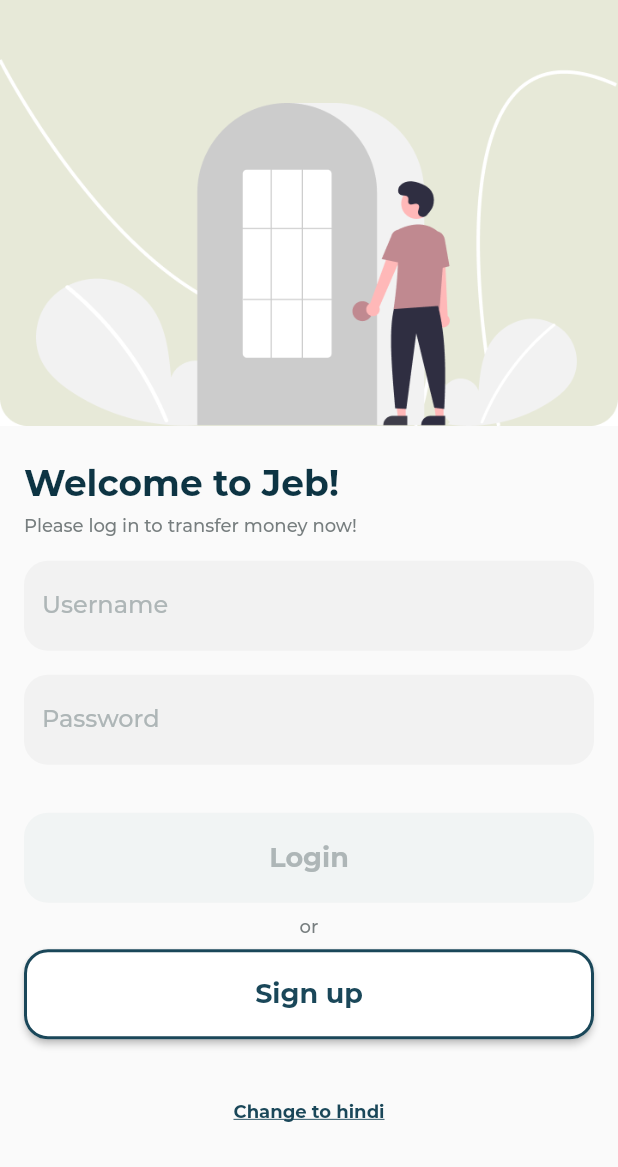
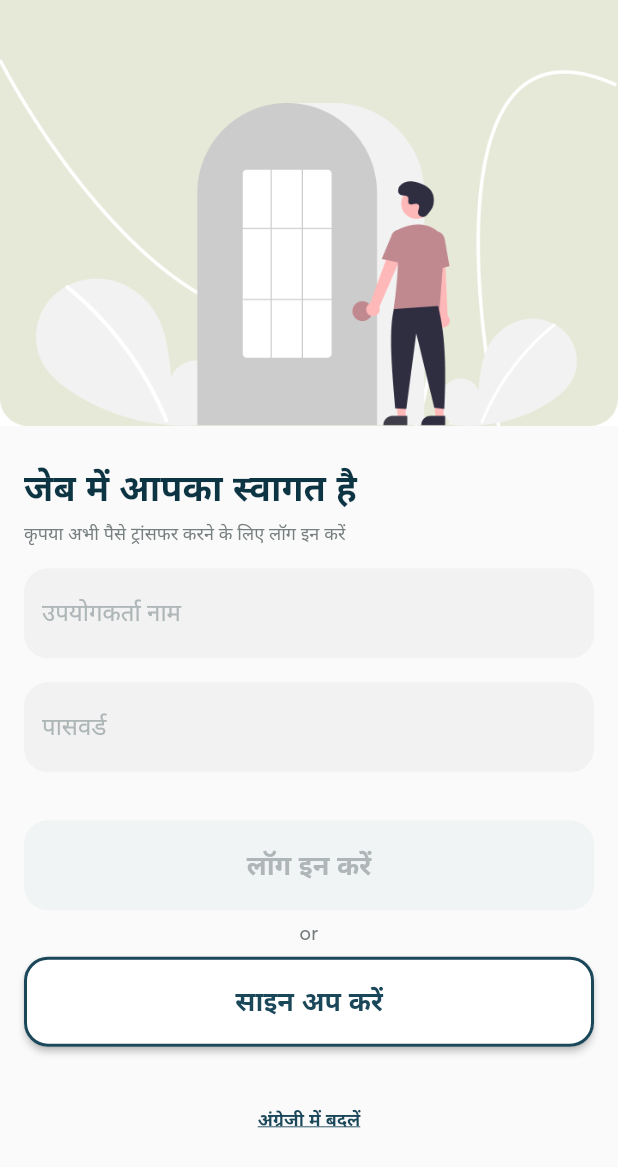
Before and after one commit to DincaAndrei2410/Jeb, a Flutter app: the screen it shows after launch, after a tap on "Change to hindi", on a phone screen of 412 x 824 dp. Shown: the top 1167 px of the screen. Run offline on Flutter 3.47's test engine with Material 2 defaults, Android fonts, the phone set to English and light mode, and no system bars; our stand-ins replace pin_code_fields; missing offline and left inert: dart:ffi; accounts and stored records are empty.

Commit message:
Added change language feature

```diff
--- a/lib/components/recent_transfers.dart
+++ b/lib/components/recent_transfers.dart
@@ -1,6 +1,7 @@
 import 'package:flutter/material.dart';
 import 'package:jaib/models/months.dart';
 import 'package:jaib/models/transfer.dart';
+import 'package:jaib/services/language_service.dart';
 
 import '../style.dart';
 
@@ -17,7 +18,7 @@ class RecentTransfers extends StatelessWidget {
         crossAxisAlignment: CrossAxisAlignment.start,
         children: [
           Text(
-            "Recent Transfers",
+            Strings.RecentTransfer!,
             style: BoldMediumSizeTextStyle,
           ),
           Table(children: _buildTransferRows())
--- a/lib/components/underlined_text_button.dart
+++ b/lib/components/underlined_text_button.dart
@@ -5,15 +5,17 @@ import 'package:jaib/style.dart';
 class UnderlinedTextButton extends StatelessWidget {
   String buttonText;
   Color buttonColor;
+  Function? onPressed;
 
-  UnderlinedTextButton(this.buttonText, this.buttonColor, {Key? key})
+  UnderlinedTextButton(this.buttonText, this.buttonColor,
+      {this.onPressed, Key? key})
       : super(key: key);
 
   @override
   Widget build(BuildContext context) {
     return Container(
       child: TextButton(
-        onPressed: () => {},
+        onPressed: () => {onPressed!()},
         child: Text(buttonText,
             style: TextStyle(
                 decoration: TextDecoration.underline,
--- a/lib/models/view_pager_model.dart
+++ b/lib/models/view_pager_model.dart
@@ -1,14 +1,14 @@
+import 'package:jaib/services/language_service.dart';
+
 class ViewPagerModel {
   String title;
   String imagePath;
 
   static List<ViewPagerModel> OnboardingModels = [
     new ViewPagerModel(
-        "Welcome to Jeb! \n You can view your balance...", "onboarding1.png"),
-    new ViewPagerModel(
-        "Send money at the best exchange rate", "onboarding2.png"),
-    new ViewPagerModel(
-        "Transfer instantly using “Send money” button ", "onboarding3.png")
+        Strings.WelcomeToJebYouCanViewBalance!, "onboarding1.png"),
+    new ViewPagerModel(Strings.SendMoneyAtBestExchange!, "onboarding2.png"),
+    new ViewPagerModel(Strings.TransferInstantly!, "onboarding3.png")
   ];
 
   ViewPagerModel(this.title, this.imagePath);
--- a/lib/screens/dashboard.dart
+++ b/lib/screens/dashboard.dart
@@ -10,6 +10,7 @@ import 'package:jaib/screens/send_money/personal_details.dart';
 import 'package:jaib/screens/signup/enter_details.dart';
 import 'package:jaib/screens/signup/onboarding.dart';
 import 'package:jaib/services/current_user_service.dart';
+import 'package:jaib/services/language_service.dart';
 import 'package:jaib/services/transfer_service.dart';
 import 'package:jaib/style.dart';
 
@@ -33,7 +34,7 @@ class _DashboardPageState extends State<DashboardPage> {
             child: MaterialButton(
               onPressed: () => {NavigateToSendMoneyScreen(context)},
               child: Text(
-                "Send Money",
+                Strings.SendMoney!,
                 style: WhiteHeadlineTextStyle,
               ),
             )),
--- a/lib/screens/login.dart
+++ b/lib/screens/login.dart
@@ -5,18 +5,26 @@ import 'package:jaib/components/underlined_text_button.dart';
 import 'package:jaib/screens/dashboard.dart';
 import 'package:jaib/screens/signup/enter_details.dart';
 import 'package:jaib/screens/signup/onboarding.dart';
+import 'package:jaib/services/language_service.dart';
 import 'package:jaib/style.dart';
 
-class LoginPage extends StatelessWidget {
+class LoginPage extends StatefulWidget {
   LoginPage({Key? key}) : super(key: key);
 
+  @override
+  State<LoginPage> createState() => _LoginPageState();
+}
+
+class _LoginPageState extends State<LoginPage> {
   final ValueNotifier<bool> isButtonEnabled = ValueNotifier<bool>(false);
 
   int? usernameLength;
+
   int? passwordLength;
 
   @override
   Widget build(BuildContext context) {
+    Strings.InitialiseLanguage();
     Size size = MediaQuery.of(context).size;
     return Scaffold(
         body: SingleChildScrollView(
@@ -34,13 +42,12 @@ class LoginPage extends StatelessWidget {
               child: Column(
                 crossAxisAlignment: CrossAxisAlignment.start,
                 children: [
-                  const Text("Welcome to Jeb!", style: HeadlineTextStyle),
+                  Text(Strings.WelcomeToJeb!, style: HeadlineTextStyle),
                   const SizedBox(height: 6),
-                  const Text("Please log in to transfer money now!",
-                      style: SubtitleTextStyle),
+                  Text(Strings.PleaseLogIn!, style: SubtitleTextStyle),
                   const SizedBox(height: 16),
                   RoundedInputField(
-                    "Username",
+                    Strings.Username!,
                     onChanged: (text) {
                       usernameLength = text?.length;
                       isButtonEnabled.value = ((usernameLength ?? 0) > 0) &&
@@ -49,7 +56,7 @@ class LoginPage extends StatelessWidget {
                   ),
                   const SizedBox(height: 16),
                   RoundedInputField(
-                    "Password",
+                    Strings.Password!,
                     onChanged: (text) {
                       passwordLength = text?.length;
                       isButtonEnabled.value = ((usernameLength ?? 0) > 0) &&
@@ -65,7 +72,7 @@ class LoginPage extends StatelessWidget {
                         builder:
                             (BuildContext context, bool value, Widget? child) {
                           return RoundedButton(
-                            "Login",
+                            Strings.Login!,
                             GreenColor,
                             Colors.transparent,
                             Colors.white,
@@ -77,13 +84,20 @@ class LoginPage extends StatelessWidget {
                         valueListenable: isButtonEnabled,
                       ),
                       const SizedBox(height: 8),
-                      const Text("or", style: SubtitleTextStyle),
+                      Text(Strings.Or!, style: SubtitleTextStyle),
                       const SizedBox(height: 8),
                       RoundedButton(
-                          "Sign up", Colors.white, GreenColor, GreenColor,
+                          Strings.SignUp!, Colors.white, GreenColor, GreenColor,
                           onPressed: () => NavigateToSignup(context)),
                       const SizedBox(height: 24),
-                      UnderlinedTextButton("Change to hindi", GreenColor)
+                      UnderlinedTextButton(
+                        Strings.ChangeTo!,
+                        GreenColor,
+                        onPressed: () {
+                          Strings.FlipLanguage();
+                          setState(() {});
+                        },
+                      )
                     ],
                   ),
                 ],
--- a/lib/screens/send_money/congratulations.dart
+++ b/lib/screens/send_money/congratulations.dart
@@ -3,6 +3,7 @@ import 'package:jaib/components/countries_dropdown_input_field.dart';
 import 'package:jaib/components/rounded_button.dart';
 import 'package:jaib/components/rounded_input_field.dart';
 import 'package:jaib/components/summary.dart';
+import 'package:jaib/services/language_service.dart';
 import 'package:jaib/services/send_money_details.dart';
 import 'package:jaib/screens/dashboard.dart';
 import 'package:jaib/screens/signup/card_number.dart';
@@ -23,13 +24,13 @@ class SendMoneyCongratulationsPage extends StatelessWidget {
           crossAxisAlignment: CrossAxisAlignment.center,
           mainAxisAlignment: MainAxisAlignment.center,
           children: [
-            const Text("Your money is on the way", style: HeadlineTextStyle),
+            Text(Strings.MoneyOnTheWay!, style: HeadlineTextStyle),
             const SizedBox(height: 55),
             Image.asset("assets/images/send_money_image.png",
                 fit: BoxFit.scaleDown),
             const SizedBox(height: 48),
             RoundedButton(
-              "Ok, Got it",
+              Strings.OkGotIt!,
               GreenColor,
               Colors.transparent,
               Colors.white,
--- a/lib/screens/send_money/transfer_summary.dart
+++ b/lib/screens/send_money/transfer_summary.dart
@@ -3,6 +3,7 @@ import 'package:jaib/components/countries_dropdown_input_field.dart';
 import 'package:jaib/components/rounded_button.dart';
 import 'package:jaib/components/rounded_input_field.dart';
 import 'package:jaib/components/summary.dart';
+import 'package:jaib/services/language_service.dart';
 import 'package:jaib/services/send_money_details.dart';
 import 'package:jaib/screens/signup/card_number.dart';
 import 'package:jaib/style.dart';
@@ -23,12 +24,12 @@ class TransferSummaryPage extends StatelessWidget {
           padding: const EdgeInsets.only(top: 32, left: 16, right: 16),
           child:
               Column(crossAxisAlignment: CrossAxisAlignment.start, children: [
-            const Text("Summary", style: HeadlineTextStyle),
+            Text(Strings.Summary!, style: HeadlineTextStyle),
             const SizedBox(height: 16),
             Summary(SendMoneyDetails.LocalSendMoneyDetails),
             const SizedBox(height: 24),
             RoundedButton(
-              "Confirm",
+              Strings.Confirm!,
               GreenColor,
               Colors.transparent,
               Colors.white,
--- a/lib/screens/signup/card_number.dart
+++ b/lib/screens/signup/card_number.dart
@@ -4,6 +4,7 @@ import 'package:jaib/components/number_input_field.dart';
 import 'package:jaib/components/rounded_button.dart';
 import 'package:jaib/components/rounded_input_field.dart';
 import 'package:jaib/screens/signup/cvv_number.dart';
+import 'package:jaib/services/language_service.dart';
 import 'package:jaib/style.dart';
 
 class EnterCardNumberPage extends StatelessWidget {
@@ -22,7 +23,7 @@ class EnterCardNumberPage extends StatelessWidget {
                 child: Padding(
           padding: const EdgeInsets.only(top: 32, left: 16, right: 16),
           child: Column(children: [
-            const Text("Enter card number", style: HeadlineTextStyle),
+            Text(Strings.EnterYourDetails!, style: HeadlineTextStyle),
             const SizedBox(height: 30),
             Image.asset(
               "assets/images/front_card.png",
@@ -41,7 +42,7 @@ class EnterCardNumberPage extends StatelessWidget {
             ValueListenableBuilder<bool>(
               builder: (BuildContext context, bool value, Widget? child) {
                 return RoundedButton(
-                  "Next",
+                  Strings.Next!,
                   GreenColor,
                   Colors.transparent,
                   Colors.white,
--- a/lib/screens/signup/cvv_number.dart
+++ b/lib/screens/signup/cvv_number.dart
@@ -2,6 +2,7 @@ import 'package:flutter/material.dart';
 import 'package:jaib/components/number_input_field.dart';
 import 'package:jaib/components/rounded_button.dart';
 import 'package:jaib/screens/signup/password.dart';
+import 'package:jaib/services/language_service.dart';
 import 'package:jaib/style.dart';
 
 class EnterCVVNumberPage extends StatelessWidget {
@@ -22,7 +23,7 @@ class EnterCVVNumberPage extends StatelessWidget {
                 child: Padding(
           padding: const EdgeInsets.only(top: 32, left: 16, right: 16),
           child: Column(children: [
-            const Text("Enter CVV", style: HeadlineTextStyle),
+            Text(Strings.EnterCVV!, style: HeadlineTextStyle),
             const SizedBox(height: 30),
             Image.asset(
               "assets/images/back_card.png",
@@ -44,7 +45,7 @@ class EnterCVVNumberPage extends StatelessWidget {
             ValueListenableBuilder<bool>(
               builder: (BuildContext context, bool value, Widget? child) {
                 return RoundedButton(
-                  "Next",
+                  Strings.Next!,
                   GreenColor,
                   Colors.transparent,
                   Colors.white,
--- a/lib/screens/signup/onboarding.dart
+++ b/lib/screens/signup/onboarding.dart
@@ -6,6 +6,7 @@ import 'package:jaib/components/view_pager.dart';
 import 'package:jaib/models/view_pager_model.dart';
 import 'package:jaib/screens/login.dart';
 import 'package:jaib/screens/signup/enter_details.dart';
+import 'package:jaib/services/language_service.dart';
 import 'package:jaib/style.dart';
 
 class OnboardingPage extends StatelessWidget {
@@ -28,7 +29,7 @@ class OnboardingPage extends StatelessWidget {
                         const SizedBox(height: 32),
                         PagerWithDots(ViewPagerModel.OnboardingModels, size),
                         const SizedBox(height: 32),
-                        RoundedButton("Ok, got it!", GreenColor,
+                        RoundedButton(Strings.OkGotIt!, GreenColor,
                             Colors.transparent, Colors.white,
                             onPressed: () => {NavigateToSignup(context)}),
                       ]))),
--- a/lib/screens/signup/password.dart
+++ b/lib/screens/signup/password.dart
@@ -4,6 +4,7 @@ import 'package:jaib/components/rounded_input_field.dart';
 import 'package:jaib/components/underlined_text_button.dart';
 import 'package:jaib/screens/signup/enter_details.dart';
 import 'package:jaib/screens/signup/onboarding.dart';
+import 'package:jaib/services/language_service.dart';
 import 'package:jaib/style.dart';
 
 class PasswordPage extends StatelessWidget {
@@ -44,14 +45,14 @@ class PasswordPage extends StatelessWidget {
                   child: Column(
                     crossAxisAlignment: CrossAxisAlignment.start,
                     children: [
-                      const Text(
-                        "Create an username and password",
+                      Text(
+                        Strings.CreateUsernameAndPassword!,
                         style: HeadlineTextStyle,
                         textAlign: TextAlign.center,
                       ),
                       const SizedBox(height: 24),
                       RoundedInputField(
-                        "Enter your username",
+                        Strings.EnterYourUsername!,
                         onChanged: (text) {
                           username = text;
                           CheckIsButtonEnabled();
@@ -63,7 +64,7 @@ class PasswordPage extends StatelessWidget {
                             (BuildContext context, bool value, Widget? child) {
                           if (value) {
                             return RoundedInputField(
-                              "Enter your password",
+                              Strings.EnterYourPassword!,
                               controller: passwordController,
                               securedText: true,
                               onChanged: (text) {
@@ -76,7 +77,7 @@ class PasswordPage extends StatelessWidget {
                             );
                           } else {
                             return RoundedInputField(
-                              "Enter your password",
+                              Strings.EnterYourPassword!,
                               controller: passwordController,
                               securedText: true,
                               onChanged: (text) {
@@ -95,7 +96,7 @@ class PasswordPage extends StatelessWidget {
                             (BuildContext context, bool value, Widget? child) {
                           if (value) {
                             return RoundedInputField(
-                              "Re-enter your password",
+                              Strings.ReEnterPassword!,
                               controller: reEnterPasswordController,
                               securedText: true,
                               onChanged: (text) {
@@ -103,12 +104,12 @@ class PasswordPage extends StatelessWidget {
                                 CheckIsButtonEnabled();
                               },
                               onTapped: () => hasErrors.value = false,
-                              errorText: "Password does not match, Try again.",
+                              errorText: Strings.PasswordDoesNotMatch!,
                               hasErrors: value,
                             );
                           } else {
                             return RoundedInputField(
-                              "Re-enter your password",
+                              Strings.ReEnterPassword!,
                               controller: reEnterPasswordController,
                               securedText: true,
                               onChanged: (text) {
@@ -126,7 +127,7 @@ class PasswordPage extends StatelessWidget {
                         builder:
                             (BuildContext context, bool value, Widget? child) {
                           return RoundedButton(
-                            "Sign up",
+                            Strings.SignUp!,
                             GreenColor,
                             Colors.transparent,
                             Colors.white,
--- /dev/null
+++ b/lib/services/language_service.dart
@@ -0,0 +1,164 @@
+class Strings {
+  static Language currentLanguage = Language.english;
+
+  static String? WelcomeToJeb;
+  static String? PleaseLogIn;
+  static String? Username;
+  static String? Password;
+  static String? Login;
+  static String? Or;
+  static String? SignUp;
+  static String? ChangeTo;
+  static String? IncorrectUsernameOrPassword;
+  static String? EnterYourDetails;
+  static String? EnterYourName;
+  static String? ChooseYourCountry;
+  static String? EnterCardNumber;
+  static String? EnterCVV;
+  static String? CreateUsernameAndPassword;
+  static String? EnterYourUsername;
+  static String? EnterYourPassword;
+  static String? ReEnterPassword;
+  static String? Next;
+  static String? WelcomeToJebYouCanViewBalance;
+  static String? SendMoneyAtBestExchange;
+  static String? TransferInstantly;
+  static String? OkGotIt;
+  static String? PasswordDoesNotMatch;
+  static String? RecentTransfer;
+  static String? SendMoney;
+  static String? HowMuchToSend;
+  static String? YouSend;
+  static String? TheyReceive;
+  static String? Today;
+  static String? Tomorrow;
+  static String? DayAfter;
+  static String? RecommendTransferToday;
+  static String? NotEnoughBalanceTryAgain;
+  static String? SendNow;
+  static String? WhoAreYouSendingTo;
+  static String? FirstName;
+  static String? LastName;
+  static String? EnterBankDetails;
+  static String? BankName;
+  static String? AccountNumber;
+  static String? Purpose;
+  static String? Summary;
+  static String? Confirm;
+  static String? MoneyOnTheWay;
+
+  static void FlipLanguage() {
+    if (currentLanguage == Language.english) {
+      currentLanguage = Language.hindi;
+    } else {
+      currentLanguage = Language.english;
+    }
+
+    InitialiseLanguage();
+  }
+
+  static void InitialiseLanguage() {
+    if (currentLanguage == Language.english) {
+      WelcomeToJeb = "Welcome to Jeb!";
+      PleaseLogIn = "Please log in to transfer money now!";
+      Username = "Username";
+      Password = "Password";
+      Login = "Login";
+      Or = "or";
+      SignUp = "Sign up";
+      ChangeTo = "Change to hindi";
+      IncorrectUsernameOrPassword =
+          "Incorrect username or password, Try again.";
+      EnterYourDetails = "Enter your details";
+      EnterYourName = "Enter your name";
+      ChooseYourCountry = "Choose your country";
+      EnterCardNumber = "Enter card number";
+      Next = "Next";
+      EnterCVV = "Enter CVV";
+      CreateUsernameAndPassword = "Create username and password";
+      EnterYourUsername = "Enter your username";
+      EnterYourPassword = "Enter your password";
+      ReEnterPassword = "Re-enter your password";
+      WelcomeToJebYouCanViewBalance =
+          "Welcome to Jeb! \n\n You can view your balance...";
+      SendMoneyAtBestExchange = "Send money at the best exchange rate";
+      TransferInstantly = "Transfer instantly using 'Send money' button";
+      OkGotIt = "Ok, got it.";
+      PasswordDoesNotMatch = "Password does not match. Try again";
+      RecentTransfer = "Recent Transfer";
+      SendMoney = "Send Money";
+      HowMuchToSend = "How much do you want to send?";
+      YouSend = "You send";
+      TheyReceive = "They receive";
+      Today = "Today";
+      Tomorrow = "Tomorrow";
+      DayAfter = "Day after";
+      RecommendTransferToday = "We recommend you transfer today";
+      NotEnoughBalanceTryAgain = "You do not have enough balance, try again";
+      SendNow = "Send Now";
+      WhoAreYouSendingTo = "Who are you sending to?";
+      FirstName = "First Name";
+      LastName = "Last Name";
+      EnterBankDetails = "Enter your bank details";
+      BankName = "Bank Name";
+      AccountNumber = "Account Number";
+      Purpose = "Purpose";
+      Summary = "Summary";
+      Confirm = "Confirm";
+      MoneyOnTheWay = "You money is on the way";
+    } else {
+      WelcomeToJeb = "जेब में आपका स्वागत है";
+      PleaseLogIn = "कृपया अभी पैसे ट्रांसफर करने के लिए लॉग इन करें";
+      Username = "उपयोगकर्ता नाम";
+      Password = "पासवर्ड";
+      Login = "लॉग इन करें";
+      Or = "or";
+      SignUp = "साइन अप करें";
+      ChangeTo = "अंग्रेजी में बदलें";
+      IncorrectUsernameOrPassword =
+          "गलत उपयोगकर्ता नाम या पासवर्ड, पुन: प्रयास करें।";
+      EnterYourDetails = "अपना विवरण दर्ज करें";
+      EnterYourName = "अपना नाम दर्ज करें";
+      ChooseYourCountry = "अपना देश चुनो";
+      EnterCardNumber = "अपना कार्ड नंबर दर्ज करें";
+      Next = "अगला";
+      EnterCVV = "सीवीवी दर्ज करें";
+      CreateUsernameAndPassword = "उपयोगकर्ता नाम और पासवर्ड बनाएं";
+      EnterYourUsername = "Enter your username";
+      EnterYourPassword = "Enter your password";
+      ReEnterPassword = "Re-enter your password";
+      WelcomeToJebYouCanViewBalance =
+          "जेब में आपका स्वागत है \n\nआप अपना बैलेंस देख सकते हैं...";
+      SendMoneyAtBestExchange = "पर पैसे भेजेंसर्वोत्तम विनिमय दर";
+      TransferInstantly =
+          "'पैसे भेजें' बटन का उपयोग करके तुरंत स्थानांतरण करें";
+      OkGotIt = "ठीक मिल गया";
+      PasswordDoesNotMatch = "पासवर्ड मेल नहीं खाता, पुनः प्रयास करें";
+      RecentTransfer = "हाल ही में स्थानांतरण";
+      SendMoney = "पैसे भेजना";
+      HowMuchToSend = "आप कितना भेजना चाहते हैं?";
+      YouSend = "आप भेजो";
+      TheyReceive = "उन्हे मिला";
+      Today = "आज";
+      Tomorrow = "कल";
+      DayAfter = "दिन के बाद";
+      RecommendTransferToday =
+          "हम अनुशंसा करते हैं कि आप आज ही स्थानांतरण करें";
+      NotEnoughBalanceTryAgain =
+          "आपके पास काफ़ी बैलेंस नहीं है, फिर से कोशिश करें.";
+      SendNow = "अब भेजें";
+      WhoAreYouSendingTo = "आप किसे भेज रहे हैं?";
+      FirstName = "पहला नाम";
+      LastName = "उपनाम";
+      EnterBankDetails = "अपना बैंक विवरण दर्ज करें";
+      BankName = "बैंक का नाम";
+      AccountNumber = "खाता संख्या";
+      Purpose = "प्रयोजन";
+      Summary = "सारांश";
+      Confirm = "पुष्टि करना";
+      MoneyOnTheWay = "आपका पैसा रास्ते में है";
+    }
+  }
+}
+
+enum Language { english, hindi }
```
Also changed, not shown: lib/screens/send_money/amount.dart (+10 -10 lines), lib/screens/send_money/bank_details.dart (+6 -5 lines), lib/screens/send_money/personal_details.dart (+5 -4 lines), lib/screens/signup/enter_details.dart (+5 -4 lines), lib/services/rate_service.dart (+5 -3 lines).
